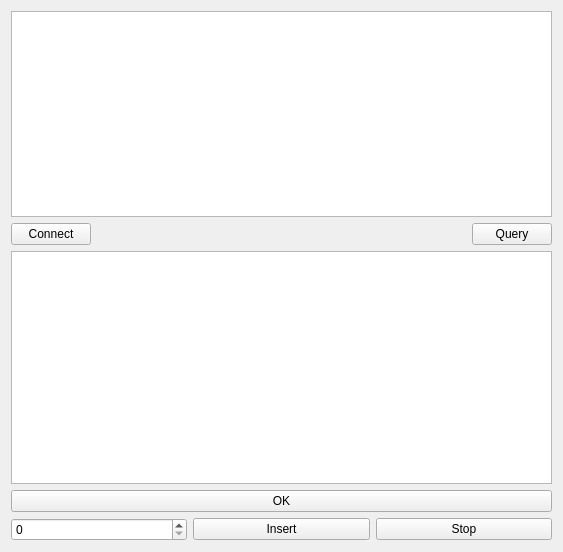
First picture: the form in source/gui/ui/dbsqlite.ui, repository flimmy78/qtverify, before the edit.
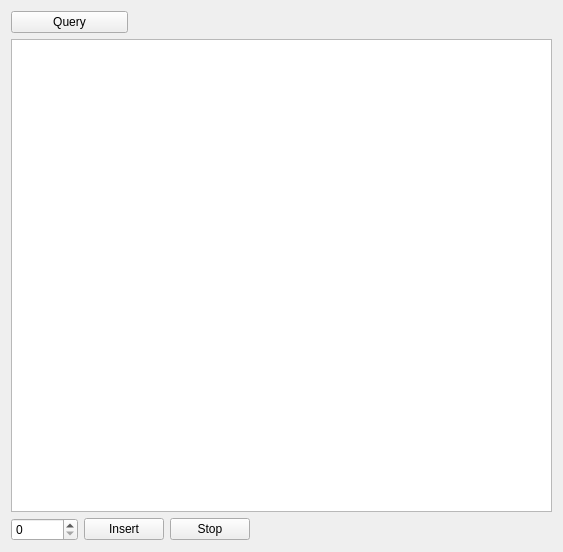
Second picture: the form after the edit.

```diff
--- a/source/gui/ui/dbsqlite.ui
+++ b/source/gui/ui/dbsqlite.ui
@@ -13,52 +13,31 @@
   <property name="windowTitle">
    <string>DbSqlite</string>
   </property>
-  <layout class="QGridLayout" name="gridLayout_2">
+  <layout class="QGridLayout" name="gridLayout">
    <item row="0" column="0">
-    <layout class="QGridLayout" name="gridLayout">
-     <item row="0" column="0" colspan="3">
-      <widget class="QTextEdit" name="display"/>
-     </item>
-     <item row="1" column="0">
-      <widget class="QPushButton" name="btnConnect">
-       <property name="text">
-        <string>Connect</string>
-       </property>
-      </widget>
-     </item>
-     <item row="1" column="1">
-      <spacer name="horizontalSpacer">
-       <property name="orientation">
-        <enum>Qt::Horizontal</enum>
-       </property>
-       <property name="sizeHint" stdset="0">
-        <size>
-         <width>188</width>
-         <height>20</height>
-        </size>
-       </property>
-      </spacer>
-     </item>
-     <item row="1" column="2">
-      <widget class="QPushButton" name="btnQuery">
-       <property name="text">
-        <string>Query</string>
-       </property>
-      </widget>
-     </item>
-    </layout>
-   </item>
-   <item row="1" column="0">
-    <widget class="QTableView" name="tableView"/>
-   </item>
-   <item row="2" column="0">
-    <widget class="QPushButton" name="btnOK">
+    <widget class="QPushButton" name="btnQuery">
      <property name="text">
-      <string>OK</string>
+      <string>Query</string>
      </property>
     </widget>
    </item>
-   <item row="3" column="0">
+   <item row="0" column="1" colspan="2">
+    <spacer name="horizontalSpacer">
+     <property name="orientation">
+      <enum>Qt::Horizontal</enum>
+     </property>
+     <property name="sizeHint" stdset="0">
+      <size>
+       <width>384</width>
+       <height>20</height>
+      </size>
+     </property>
+    </spacer>
+   </item>
+   <item row="1" column="0" colspan="3">
+    <widget class="QTableView" name="tableView"/>
+   </item>
+   <item row="2" column="0" colspan="2">
     <layout class="QHBoxLayout" name="horizontalLayout">
      <item>
       <widget class="QSpinBox" name="spinBoxNums">
@@ -83,6 +62,19 @@
      </item>
     </layout>
    </item>
+   <item row="2" column="2">
+    <spacer name="horizontalSpacer_2">
+     <property name="orientation">
+      <enum>Qt::Horizontal</enum>
+     </property>
+     <property name="sizeHint" stdset="0">
+      <size>
+       <width>231</width>
+       <height>20</height>
+      </size>
+     </property>
+    </spacer>
+   </item>
   </layout>
  </widget>
  <resources/>
```
